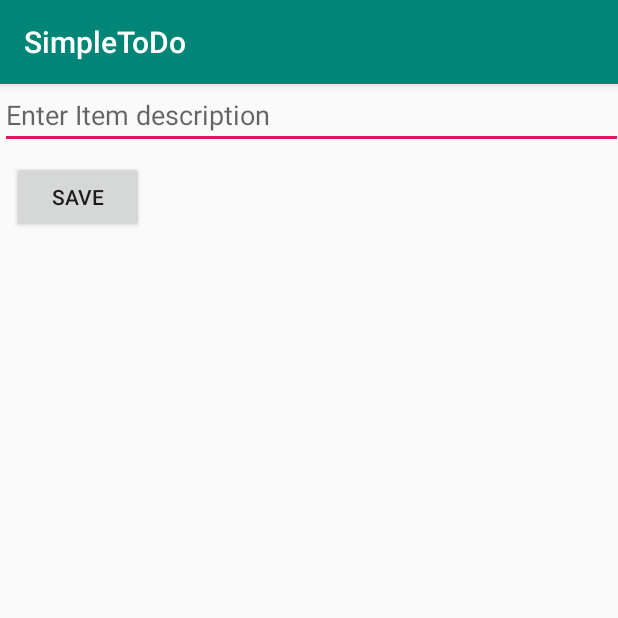
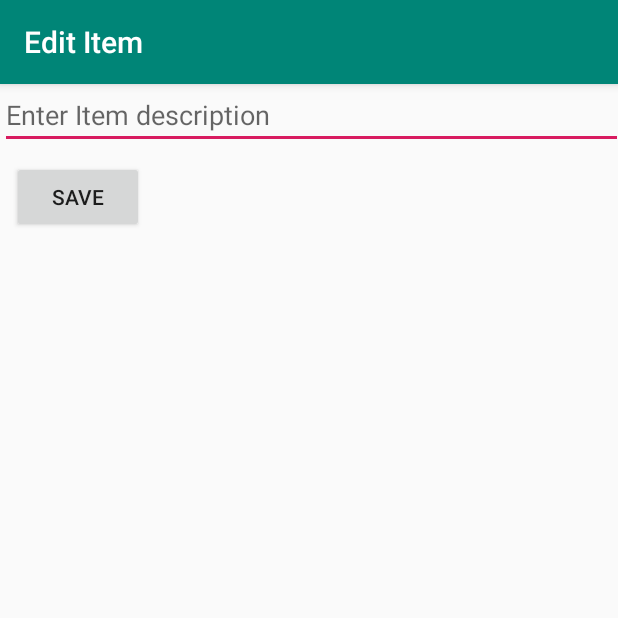
Before and after one commit to tanzimrayhan/SimpleToDo-CodePath, an Android app: the EditItemActivity screen opened directly, with no data from a screen before it, on a phone screen of 412 x 824 dp, the top half of it. Run offline under Robolectric (Android 15) with nearby library versions, the phone set to English and light mode, and no system bars.

Commit message:
Added edit context and final

```diff
--- a/app/src/main/java/com/codepath/simpletodo/EditItemActivity.java
+++ b/app/src/main/java/com/codepath/simpletodo/EditItemActivity.java
@@ -1,13 +1,46 @@
 package com.codepath.simpletodo;
 
+import android.content.Intent;
+import android.os.Bundle;
 import android.support.v7.app.AppCompatActivity;
-import android.os.Bundle;
+import android.view.View;
+import android.widget.EditText;
+
+import static com.codepath.simpletodo.MainActivity.ITEM_POSITION;
+import static com.codepath.simpletodo.MainActivity.ITEM_TEXT;
 
 public class EditItemActivity extends AppCompatActivity {
+
+    EditText etItemText;
+
+    int position;
 
     @Override
     protected void onCreate(Bundle savedInstanceState) {
         super.onCreate(savedInstanceState);
         setContentView(R.layout.activity_edit_item);
+
+        //resolve edit text from layout
+        etItemText=(EditText) findViewById(R.id.etItemText);
+
+        //set edit text value from intent extra
+        etItemText.setText(getIntent().getStringExtra(ITEM_TEXT));
+        position=getIntent().getIntExtra(ITEM_POSITION, 0);
+
+        // update the title bar of the activity
+        getSupportActionBar().setTitle("Edit Item");
+    }
+
+    public void onSaveItem(View v){
+        // prepare new intent for result
+        Intent i=new Intent();
+        //pass updated item text as extra
+        i.putExtra(ITEM_TEXT,etItemText.getText().toString());
+
+        //pass original position as extra
+        i.putExtra(ITEM_POSITION,position);
+        // set the intent as the result of the activity
+        setResult(RESULT_OK, i);
+        finish();
     }
 }
--- a/app/src/main/res/layout/activity_edit_item.xml
+++ b/app/src/main/res/layout/activity_edit_item.xml
@@ -7,7 +7,7 @@
     tools:context=".EditItemActivity">
 
     <EditText
-        android:id="@+id/editText"
+        android:id="@+id/etItemText"
         android:layout_width="415dp"
         android:layout_height="43dp"
         android:ems="10"
@@ -23,7 +23,8 @@
         android:layout_marginStart="8dp"
         android:layout_marginLeft="8dp"
         android:layout_marginTop="8dp"
+        android:onClick="onSaveItem"
         android:text="Save"
         app:layout_constraintStart_toStartOf="parent"
-        app:layout_constraintTop_toBottomOf="@+id/editText" />
+        app:layout_constraintTop_toBottomOf="@+id/etItemText" />
 </android.support.constraint.ConstraintLayout>
--- a/app/src/main/res/values/ids.xml
+++ b/app/src/main/res/values/ids.xml
@@ -1,4 +1,5 @@
 <?xml version="1.0" encoding="utf-8"?>
 <resources>
     <item name="etNewItem" type="id" />
+    <item name="etItemText" type="id" />
 </resources>
```
Also changed, not shown: app/src/main/java/com/codepath/simpletodo/MainActivity.java (+19 -0 lines).
